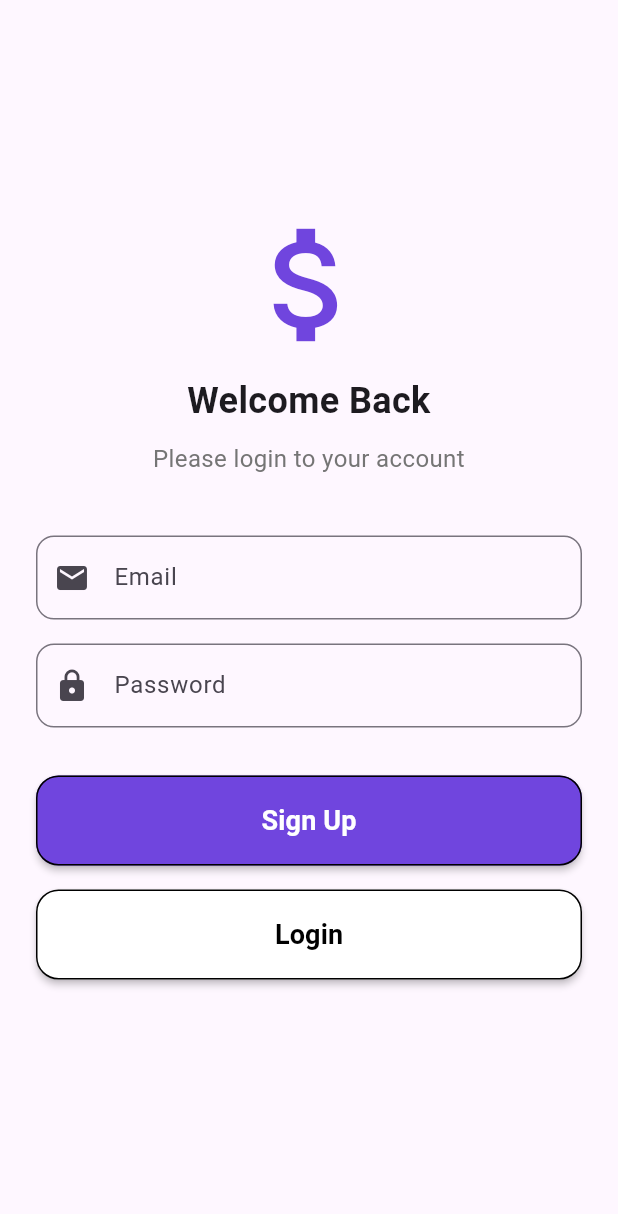
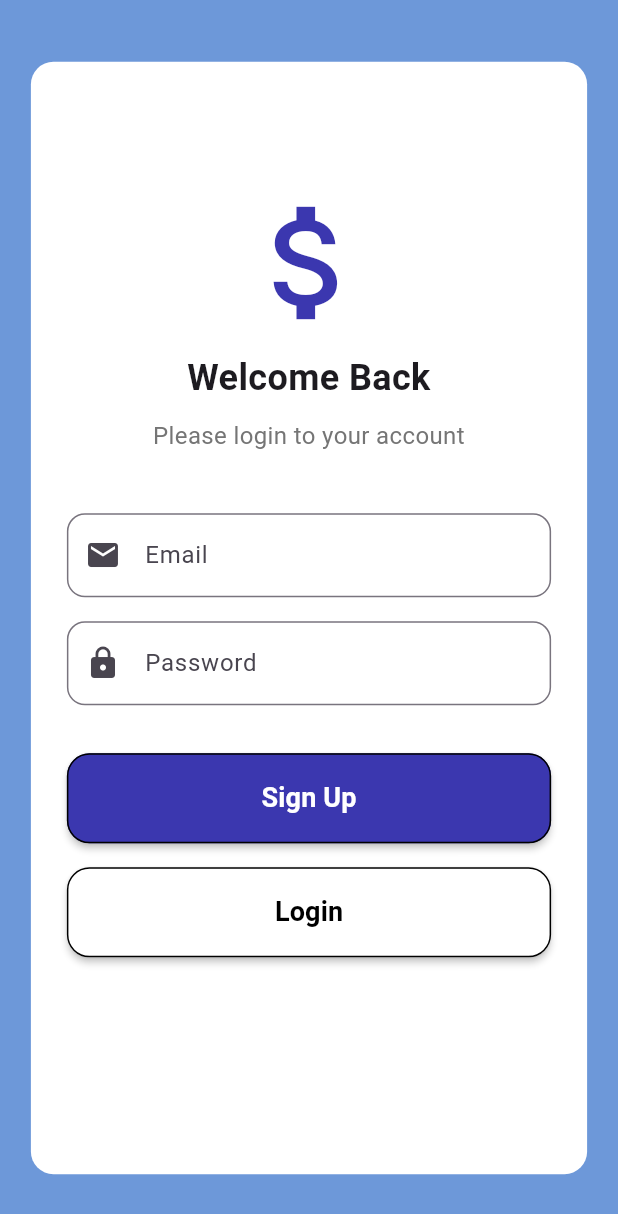
Before and after one commit to VinChriZ/MoneyManager, a Flutter app: the Login screen opened directly, on a phone screen of 412 x 824 dp. Shown: the top 1214 px of the screen. Run offline on Flutter 3.47's test engine with Material 3 defaults, Android fonts, the light colour scheme and no system bars; our stand-ins replace cloud_firestore, firebase_auth, firebase_core, fl_chart, flutter_speed_dial, flutter_svg and 5 more; accounts and stored records are empty; network calls fail.

Commit message:
Change UI change password + login

```diff
--- a/lib/login.dart
+++ b/lib/login.dart
@@ -41,9 +41,9 @@ class _LoginState extends State<Login> {
 
       Navigator.of(context).pop(); // Close the loading indicator dialog
       ScaffoldMessenger.of(context).showSnackBar(
-        SnackBar(content: Text('Login successful')),
+        const SnackBar(content: Text('Login successful')),
       );
-      await Future.delayed(Duration(seconds: 2));
+      await Future.delayed(const Duration(seconds: 2));
       Navigator.of(context).pushReplacement(
         MaterialPageRoute(builder: (context) => Main(documentID: documentId,)),
       );
@@ -75,7 +75,7 @@ class _LoginState extends State<Login> {
       context: context,
       barrierDismissible: false,
       builder: (BuildContext context) {
-        return Center(
+        return const Center(
           child: CircularProgressIndicator(),
         );
       },
@@ -87,14 +87,14 @@ class _LoginState extends State<Login> {
       context: context,
       builder: (BuildContext context) {
         return AlertDialog(
-          title: Text('Login Failed'),
+          title: const Text('Login Failed'),
           content: Text('Error: $error'),
           actions: <Widget>[
             TextButton(
               onPressed: () {
                 Navigator.of(context).pop();
               },
-              child: Text('OK'),
+              child: const Text('OK'),
             ),
           ],
         );
@@ -105,24 +105,36 @@ class _LoginState extends State<Login> {
 @override
 Widget build(BuildContext context) {
   return Scaffold(
-      appBar: AppBar(
-        automaticallyImplyLeading: false,
+    body: Container(
+      width: double.infinity,
+      height: double.infinity,
+      color: const Color.fromARGB(255, 109, 152, 217), // Blue color
+      child: Center(
+        child: Stack(
+          alignment: Alignment.topCenter,
+          children: <Widget>[
+            Container(
+              width: MediaQuery.of(context).size.width * 0.9,
+              height: MediaQuery.of(context).size.height * 0.9,
+              decoration: BoxDecoration(
+                color: Colors.white,
+                borderRadius: BorderRadius.circular(15),
               ),
-      body: SingleChildScrollView(
+              child: SingleChildScrollView(
                 child: Padding(
                   padding: const EdgeInsets.all(24.0),
                   child: Column(
                     mainAxisAlignment: MainAxisAlignment.center,
                     crossAxisAlignment: CrossAxisAlignment.stretch,
                     children: [
-              SizedBox(height: 60.0),
-              Icon(
+                      const SizedBox(height: 60.0),
+                      const Icon(
                         Icons.attach_money,
                         size: 100,
-                color: Color.fromARGB(255, 112, 69, 222),
+                        color: Color.fromRGBO(59, 55, 175, 1),
                       ),
-              SizedBox(height: 10.0),
-              Text(
+                      const SizedBox(height: 10.0),
+                      const Text(
                         'Welcome Back',
                         textAlign: TextAlign.center,
                         style: TextStyle(
@@ -130,7 +142,7 @@ class _LoginState extends State<Login> {
                           fontWeight: FontWeight.bold,
                         ),
                       ),
-              SizedBox(height: 10.0),
+                      const SizedBox(height: 10.0),
                       Text(
                         'Please login to your account',
                         textAlign: TextAlign.center,
@@ -139,7 +151,7 @@ class _LoginState extends State<Login> {
                           color: Colors.grey[600],
                         ),
                       ),
-              SizedBox(height: 40.0),
+                      const SizedBox(height: 40.0),
                       TextField(
                         controller: emailController,
                         decoration: InputDecoration(
@@ -147,11 +159,11 @@ class _LoginState extends State<Login> {
                           border: OutlineInputBorder(
                             borderRadius: BorderRadius.circular(12.0),
                           ),
-                  prefixIcon: Icon(Icons.email),
+                          prefixIcon: const Icon(Icons.email),
                         ),
                         keyboardType: TextInputType.emailAddress,
                       ),
-              SizedBox(height: 16.0),
+                      const SizedBox(height: 16.0),
                       TextField(
                         controller: passwordController,
                         decoration: InputDecoration(
@@ -159,11 +171,11 @@ class _LoginState extends State<Login> {
                           border: OutlineInputBorder(
                             borderRadius: BorderRadius.circular(12.0),
                           ),
-                  prefixIcon: Icon(Icons.lock),
+                          prefixIcon: const Icon(Icons.lock),
                         ),
                         obscureText: true,
                       ),
-              SizedBox(height: 32.0),
+                      const SizedBox(height: 32.0),
                       MaterialButton(
                         minWidth: double.infinity,
                         height: 60,
@@ -172,24 +184,27 @@ class _LoginState extends State<Login> {
                             MaterialPageRoute(builder: (context) => Register()),
                           );
                         },
-                child: Text(
+                        child: const Text(
                           'Sign Up',
-                  style: TextStyle(fontWeight: FontWeight.w600,fontSize: 18.0),
+                          style: TextStyle(
+                            fontWeight: FontWeight.w600,
+                            fontSize: 18.0,
                           ),
-                color: Color.fromARGB(255, 112, 69, 222),
+                        ),
+                        color: const Color.fromRGBO(59, 55, 175, 1),
                         textColor: Colors.white,
-                padding: EdgeInsets.symmetric(vertical: 12.0),
+                        padding: const EdgeInsets.symmetric(vertical: 12.0),
                         shape: RoundedRectangleBorder(
-                  side: BorderSide(color: Colors.black),
+                          side: const BorderSide(color: Colors.black),
                           borderRadius: BorderRadius.circular(15.0),
                         ),
                       ),
-              SizedBox(height: 16.0),
+                      const SizedBox(height: 16.0),
                       MaterialButton(
                         minWidth: double.infinity,
                         height: 60,
                         onPressed: () => _signUserIn(context),
-                child: Text(
+                        child: const Text(
                           'Login',
                           style: TextStyle(
                             fontWeight: FontWeight.w600,
@@ -198,10 +213,15 @@ class _LoginState extends State<Login> {
                         ),
                         color: Colors.white,
                         textColor: Colors.black,
-                padding: EdgeInsets.symmetric(vertical: 12.0),
+                        padding: const EdgeInsets.symmetric(vertical: 12.0),
                         shape: RoundedRectangleBorder(
-                  side: BorderSide(color: Colors.black),
+                          side: const BorderSide(color: Colors.black),
                           borderRadius: BorderRadius.circular(15.0),
+                        ),
+                      ),
+                    ],
+                  ),
+                ),
               ),
             ),
           ],
```
Also changed, not shown: lib/Profile/change_password.dart (+41 -7 lines). Lines whose indentation alone changed are shown as unchanged.
